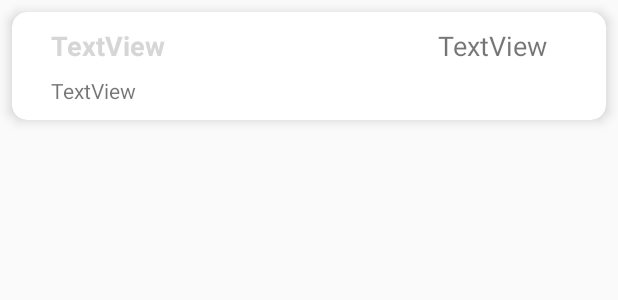
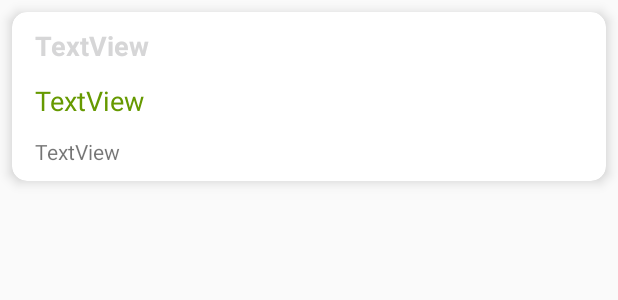
Before and after one commit to ikaru19/aplikasi-resto, an Android app: the layout item_menu.xml on its own in the app's theme, with its tools: preview values and no code run, on a phone screen of 412 x 824 dp. Shown: the top 300 px of the screen. Run offline under Robolectric (Android 15) with nearby library versions, the phone set to English and light mode, and no system bars.

Commit message:
Fixing Menu List

```diff
--- a/app/src/main/java/com/syafrizal/my_geer/Activities/LoginActivity.java
+++ b/app/src/main/java/com/syafrizal/my_geer/Activities/LoginActivity.java
@@ -68,6 +68,7 @@ public class LoginActivity extends AppCompatActivity {
                             .putString(Constant.TOKEN_PREF,user.getToken())
                             .putString(Constant.NAME,user.getUsername())
                             .putString(Constant.EMAIL,user.getEmail())
+                            .putString(Constant.PHONE,user.getPhone())
                             .apply();
                     Intent intent = new Intent(LoginActivity.this,MainActivity.class);
                     startActivity(intent);
--- a/app/src/main/java/com/syafrizal/my_geer/Activities/RegisterActivity.java
+++ b/app/src/main/java/com/syafrizal/my_geer/Activities/RegisterActivity.java
@@ -16,7 +16,7 @@ import java.util.regex.Matcher;
 import java.util.regex.Pattern;
 
 public class RegisterActivity extends AppCompatActivity {
-    EditText txtUsername , txtPassword , txtEmail;
+    EditText txtUsername , txtPassword , txtEmail , txtPhone;
 
     @Override
     protected void onCreate(Bundle savedInstanceState) {
@@ -25,6 +25,7 @@ public class RegisterActivity extends AppCompatActivity {
         txtUsername = findViewById(R.id.etUsernameRegister);
         txtEmail = findViewById(R.id.etEmailRegister);
         txtPassword = findViewById(R.id.etPasswordRegister);
+        txtPhone = findViewById(R.id.etPhoneNumberReg);
 
     }
 
@@ -34,6 +35,7 @@ public class RegisterActivity extends AppCompatActivity {
         String password = txtPassword.getText().toString();
         String email = txtEmail.getText().toString();
         String username = txtUsername.getText().toString();
+        String phone = txtPhone.getText().toString();
 
         if (isEmailValid(email)){
             register.setEmail(email);
@@ -41,6 +43,7 @@ public class RegisterActivity extends AppCompatActivity {
                 register.setPassword(password);
                 register.setPassword_confirm(password);
                 register.setUsername(username);
+                register.setPhone(phone);
                 intent.putExtra("register", register);
                 startActivity(intent);
             }else{
--- a/app/src/main/java/com/syafrizal/my_geer/Adapter/RestaurantAdapter.java
+++ b/app/src/main/java/com/syafrizal/my_geer/Adapter/RestaurantAdapter.java
@@ -51,7 +51,7 @@ public class RestaurantAdapter extends RecyclerView.Adapter<RestaurantAdapter.Vi
         Dish dish = menus.get(i);
         viewHolder.txtJudul.setText(dish.getName());
         viewHolder.txtDesc.setText(dish.getDescription());
-        viewHolder.txtHarga.setText(Integer.toString(dish.getPrice()));
+        viewHolder.txtHarga.setText("Rp. " + Integer.toString(dish.getPrice()));
 
     }
 
--- a/app/src/main/java/com/syafrizal/my_geer/Fragments/ConfirmationFragment.java
+++ b/app/src/main/java/com/syafrizal/my_geer/Fragments/ConfirmationFragment.java
@@ -117,7 +117,9 @@ public class ConfirmationFragment extends Fragment implements View.OnClickListen
                     Intent intent = new Intent(getActivity(), EmptyActivity.class);
                     startActivity(intent);
                     getActivity().finish();
+
                 }else{
+                    bookingDish(0,response.body().getId());
                     Toast.makeText(getContext(),"Order Placed",Toast.LENGTH_SHORT).show();
                     ((MainActivity)getActivity()).addFragment("list");
                 }
--- a/app/src/main/java/com/syafrizal/my_geer/Fragments/ListFragment.java
+++ b/app/src/main/java/com/syafrizal/my_geer/Fragments/ListFragment.java
@@ -91,6 +91,7 @@ public class ListFragment extends Fragment implements ListsAdapter.OnAdapterClic
     public void DetailonClick(Booking booking) {
         Fragment fragment = new TransDetailFragment();
         ((TransDetailFragment) fragment).setBooking(booking);
+
         getActivity().getSupportFragmentManager().beginTransaction()
                 .replace(R.id.fragment_container,fragment)
                 .addToBackStack("tag").commit();
--- a/app/src/main/java/com/syafrizal/my_geer/Fragments/ProfileFragment.java
+++ b/app/src/main/java/com/syafrizal/my_geer/Fragments/ProfileFragment.java
@@ -39,10 +39,11 @@ public class ProfileFragment extends Fragment {
         Button btnLogout = view.findViewById(R.id.btnLogoutProfile);
         TextView txtName = view.findViewById(R.id.txtProfileName);
         TextView txtEmail = view.findViewById(R.id.txtProfileEmail);
-
+        TextView txtPhone = view.findViewById(R.id.txtProfileNumber);
 
         txtName.setText(preferences.getString(Constant.NAME,null));
         txtEmail.setText("Email : "+ preferences.getString(Constant.EMAIL,null));
+        txtPhone.setText("Phone : "+preferences.getString(Constant.PHONE,null));
 
         btnLogout.setOnClickListener(new View.OnClickListener() {
             @Override
--- a/app/src/main/java/com/syafrizal/my_geer/Fragments/TransDetailFragment.java
+++ b/app/src/main/java/com/syafrizal/my_geer/Fragments/TransDetailFragment.java
@@ -65,7 +65,7 @@ public class TransDetailFragment extends Fragment {
 
         txtResName.setText(booking.getRestaurant().getName());
         txtCode.setText(Integer.toString(booking.getId()));
-        txtStatus.setText(booking.getStatus());
+        txtStatus.setText("ORDER "+booking.getStatus().toUpperCase());
         txtPrice.setText("Rp "+Integer.toString(booking.getTotal_price()));
         txtNotes.setText(booking.getNotes());
         txtDate.setText(dateString);
--- a/app/src/main/java/com/syafrizal/my_geer/Model/Constant.java
+++ b/app/src/main/java/com/syafrizal/my_geer/Model/Constant.java
@@ -6,5 +6,6 @@ public class Constant {
     public static final String ISLOGIN_PREF = "islogin";
     public static final String NAME = "myname";
     public static final String EMAIL = "myemail";
+    public static final String PHONE = "myphone";
 
 }
--- a/app/src/main/res/layout/item_menu.xml
+++ b/app/src/main/res/layout/item_menu.xml
@@ -12,15 +12,15 @@
     >
 
     <android.support.constraint.ConstraintLayout
-        android:padding="10dp"
         android:layout_width="match_parent"
-        android:layout_height="wrap_content">
+        android:layout_height="wrap_content"
+        android:padding="10dp">
 
         <TextView
             android:id="@+id/tv_judul_menu"
             android:layout_width="wrap_content"
             android:layout_height="wrap_content"
-            android:layout_marginStart="16dp"
+            android:layout_marginStart="5dp"
             android:text="TextView"
             android:textColor="@color/vpi__background_holo_dark"
             android:textSize="18sp"
@@ -32,24 +32,23 @@
             android:id="@+id/tv_desc_menu"
             android:layout_width="wrap_content"
             android:layout_height="wrap_content"
-            android:layout_marginStart="16dp"
-            android:layout_marginTop="8dp"
+            android:layout_marginStart="5dp"
+            android:layout_marginTop="12dp"
             android:text="TextView"
             app:layout_constraintStart_toStartOf="parent"
-            app:layout_constraintTop_toBottomOf="@+id/tv_judul_menu" />
+            app:layout_constraintTop_toBottomOf="@+id/tv_harga_menu" />
 
         <TextView
             android:id="@+id/tv_harga_menu"
             android:layout_width="wrap_content"
             android:layout_height="wrap_content"
-            android:layout_marginStart="8dp"
-            android:layout_marginEnd="16dp"
+            android:layout_marginStart="5dp"
+            android:layout_marginTop="12dp"
             android:text="TextView"
+            android:textColor="@android:color/holo_green_dark"
             android:textSize="18sp"
-            app:layout_constraintEnd_toEndOf="parent"
-            app:layout_constraintHorizontal_bias="0.928"
-            app:layout_constraintStart_toEndOf="@+id/tv_judul_menu"
-            app:layout_constraintTop_toTopOf="parent" />
+            app:layout_constraintStart_toStartOf="parent"
+            app:layout_constraintTop_toBottomOf="@+id/tv_judul_menu" />
     </android.support.constraint.ConstraintLayout>
 
 </android.support.v7.widget.CardView>
```
Also changed, not shown: app/src/main/java/com/syafrizal/my_geer/Model/User.java (+9 -0 lines), app/src/main/res/drawable/ic_account_circle_black_24dp.xml (added, +9 -0 lines), app/src/main/res/layout/activity_register.xml (+19 -3 lines), app/src/main/res/layout/fragment_profile.xml (+22 -14 lines).
